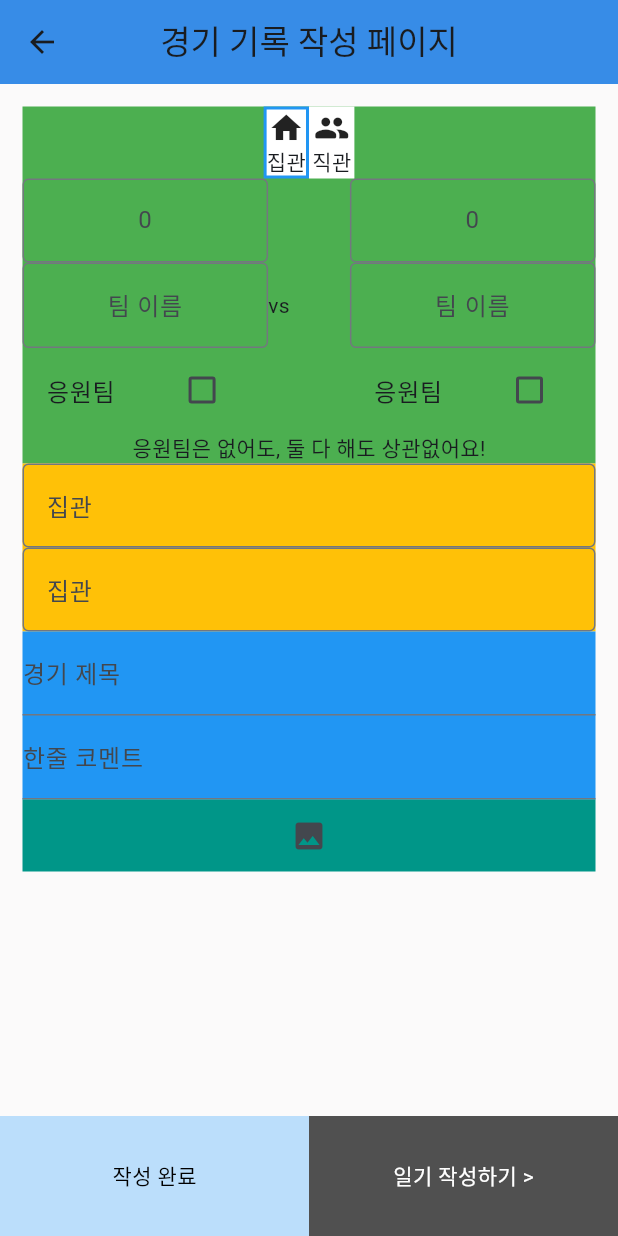
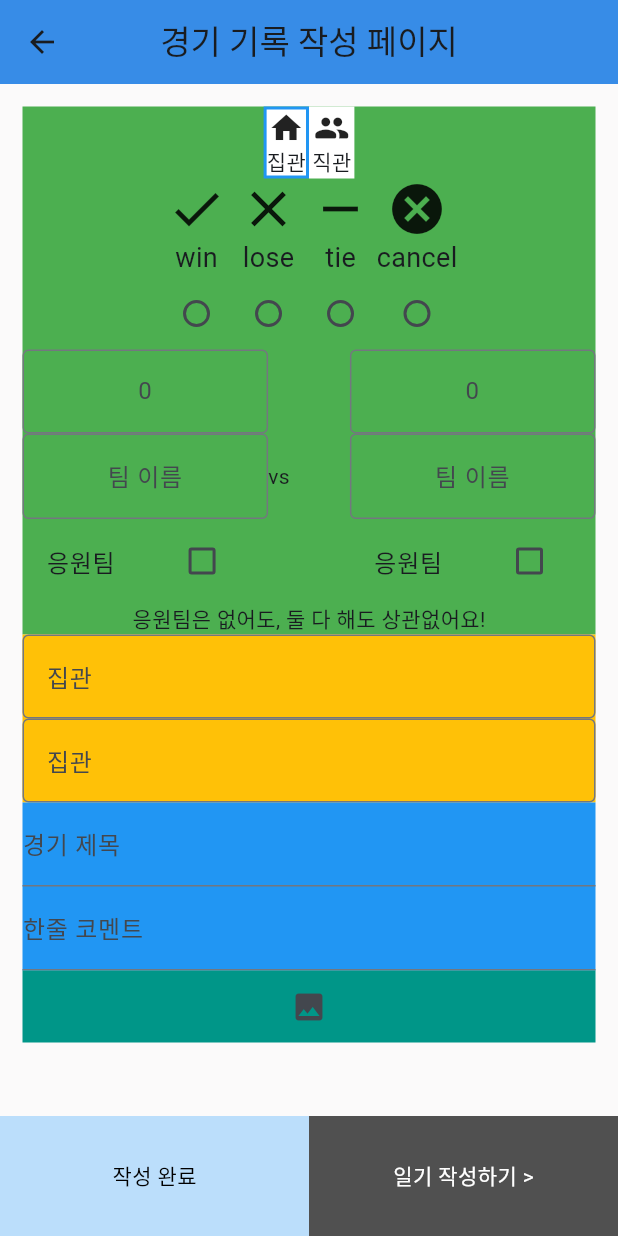
Before and after one commit to sangsu-yale/stikku_frontend, a Flutter app: the WritePage screen opened directly with empty values, on a phone screen of 412 x 824 dp. Run offline on Flutter 3.47's test engine with Material 3 defaults, Android fonts, the phone set to English and light mode, and no system bars; our stand-ins replace device_preview, flutter_speed_dial, get, image_picker, isar, shared_preferences and 1 more; accounts and stored records are empty; generated files the repository leaves out were written again.

Commit message:
구현 : 캘린더 클릭시 승패유무 직접 선택 가능 기능

```diff
--- a/lib/controllers/write_form_controller.dart
+++ b/lib/controllers/write_form_controller.dart
@@ -99,7 +99,7 @@ class FormController extends GetxController {
     final gameResult = GameResult()
       ..stadium = stadium.value
       ..seatLocation = seatLocation.value
-      ..result = arguments["result"]
+      ..result = result.value
       ..viewingMode = viewingMode.value
       ..team1 = team1.value
       ..team2 = team2.value
@@ -118,7 +118,7 @@ class FormController extends GetxController {
     // Event 객체 생성 및 필요한 필드를 설정합니다.
     final event = Event()
       ..eventDate = arguments["day"].toUtc()
-      ..eventDetails = [arguments["result"]]; // 경기 결과를 이벤트 디테일로 저장
+      ..eventDetails = [result.value]; // 경기 결과를 이벤트 디테일로 저장
 
     // 트랜잭션을 사용하여 GameResult와 Event를 데이터베이스에 저장하고, User와의 관계를 설정합니다.
     await _isar.writeTxn(() async {
--- a/lib/pages/write_page.dart
+++ b/lib/pages/write_page.dart
@@ -1,21 +1,30 @@
 import 'package:flutter/material.dart';
 import 'package:flutter/services.dart';
 import 'package:get/get.dart';
-import 'package:stikku_frontend/controllers/calendar_controller.dart';
 import 'package:stikku_frontend/controllers/diary_dialog_controller.dart';
 import 'package:stikku_frontend/controllers/write_form_controller.dart';
 
 class WritePage extends StatelessWidget {
-  final CalendarController calendarController = Get.put(CalendarController());
   final FormController formController = Get.put(FormController());
   final DiaryDialogController diaryDialogController =
       Get.put(DiaryDialogController());
 
   WritePage({super.key});
 
+  final List<String> options = ["win", "lose", "tie", "cancel"];
+  final List<IconData> icons = [
+    Icons.check,
+    Icons.close,
+    Icons.remove,
+    Icons.cancel,
+  ];
+
   @override
   Widget build(BuildContext context) {
     final Map<String, dynamic> daynResult = Get.arguments;
+    daynResult["result"] != null
+        ? formController.result.value = daynResult["result"]
+        : '';
 
     return Scaffold(
         appBar: AppBar(
@@ -91,7 +100,33 @@ class WritePage extends StatelessWidget {
                           ),
                         ],
                       ),
-
+                      // ✅ 승취무패
+                      Row(
+                        mainAxisAlignment: MainAxisAlignment.center,
+                        children: List.generate(options.length, (index) {
+                          return Row(
+                            mainAxisAlignment: MainAxisAlignment.center,
+                            children: [
+                              Column(
+                                children: [
+                                  Icon(icons[index], size: 40),
+                                  Text(options[index],
+                                      style: const TextStyle(fontSize: 18)),
+                                  Obx(() {
+                                    return Radio<String>(
+                                      value: options[index],
+                                      groupValue: formController.result.value,
+                                      onChanged: (value) {
+                                        formController.result.value = value!;
+                                      },
+                                    );
+                                  }),
+                                ],
+                              ),
+                            ],
+                          );
+                        }),
+                      ),
                       // ✅ 점수, 팀 이름, 응원팀
                       Row(
                         mainAxisAlignment: MainAxisAlignment.center,
```
Also changed, not shown: lib/bindings/initial_bindings.dart (deleted, +0 -17 lines).
